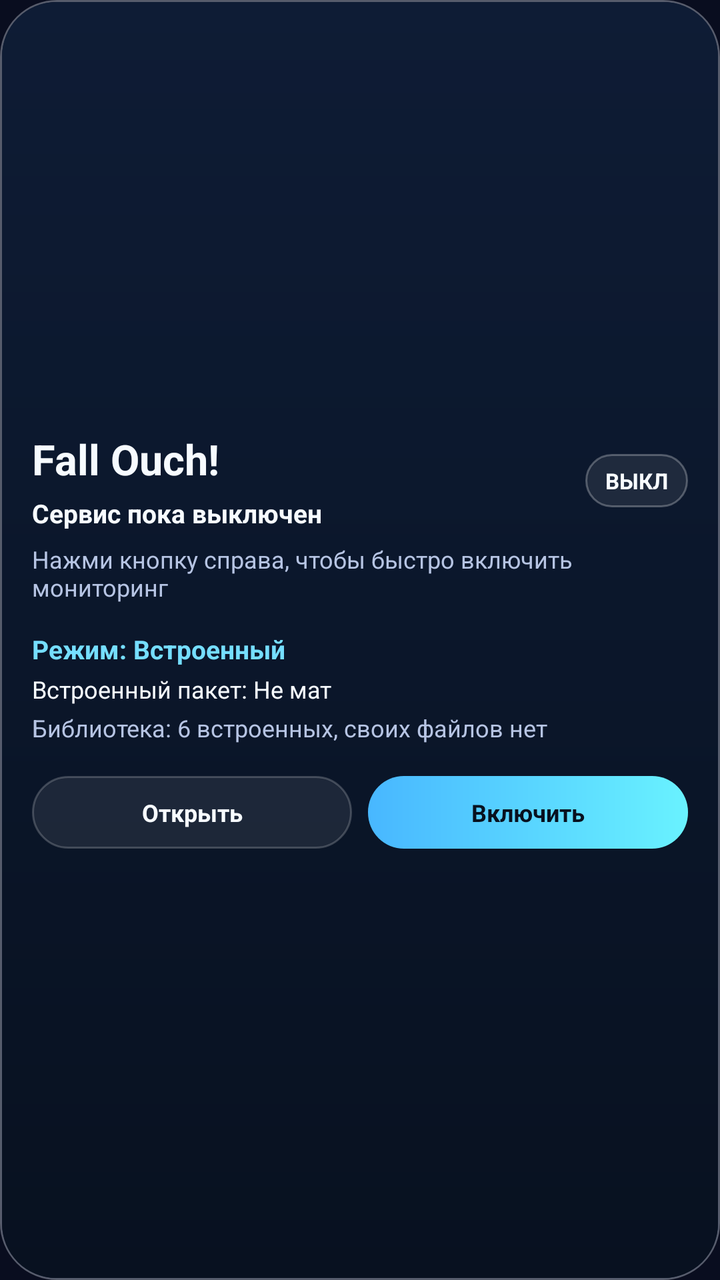
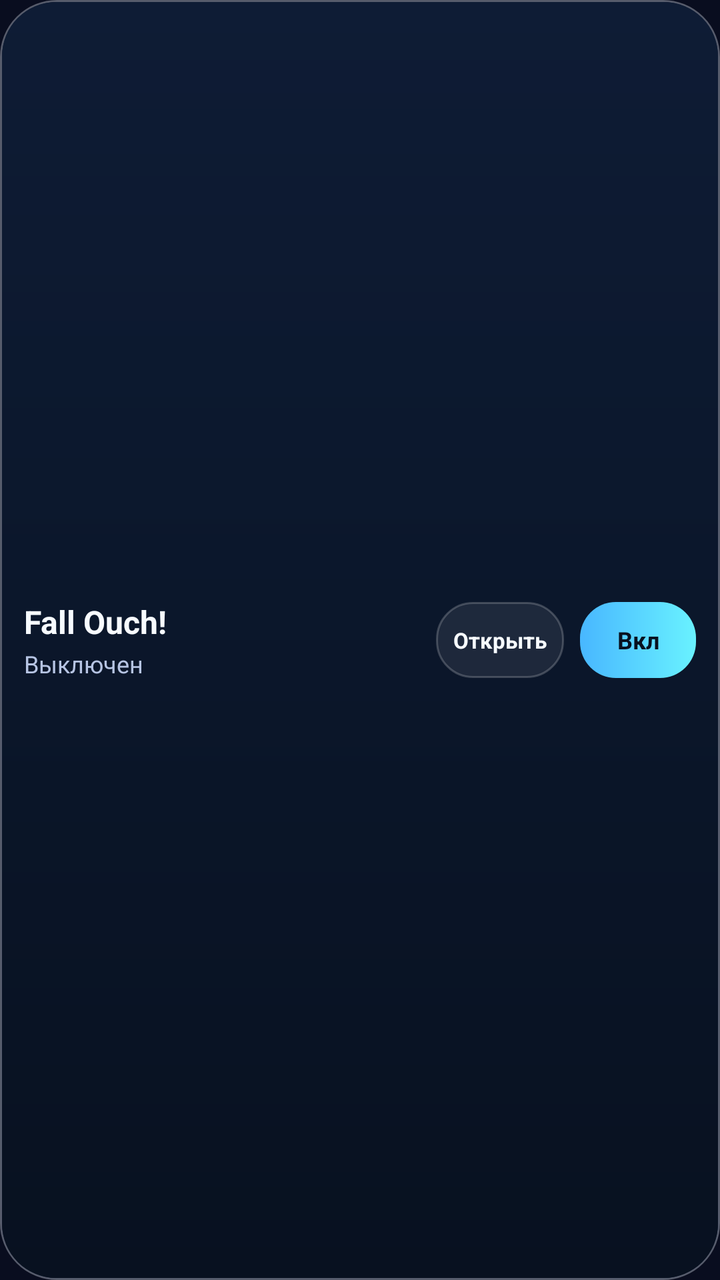

Compare the two renders of this Android layout. The source of the first and the diff that turns it into the second are given below.
<!-- AndroidManifest.xml: application theme Theme.ShakeGroan -->
<!-- res/layout/widget_fall_ouch.xml -->
<?xml version="1.0" encoding="utf-8"?>
<LinearLayout xmlns:android="http://schemas.android.com/apk/res/android"
    android:id="@+id/widget_root"
    android:layout_width="match_parent"
    android:layout_height="match_parent"
    android:background="@drawable/widget_glass_panel"
    android:gravity="center_vertical"
    android:orientation="vertical"
    android:padding="16dp">

    <LinearLayout
        android:layout_width="match_parent"
        android:layout_height="wrap_content"
        android:gravity="center_vertical"
        android:orientation="horizontal">

        <LinearLayout
            android:layout_width="0dp"
            android:layout_height="wrap_content"
            android:layout_weight="1"
            android:orientation="vertical">

            <TextView
                android:id="@+id/widget_title"
                android:layout_width="wrap_content"
                android:layout_height="wrap_content"
                android:text="Fall Ouch!"
                android:textColor="#F7FBFF"
                android:textSize="21sp"
                android:textStyle="bold" />

            <TextView
                android:id="@+id/widget_status_title"
                android:layout_width="wrap_content"
                android:layout_height="wrap_content"
                android:layout_marginTop="4dp"
                android:text="Сервис пока выключен"
                android:textColor="#F7FBFF"
                android:textSize="13sp"
                android:textStyle="bold" />
        </LinearLayout>

        <TextView
            android:id="@+id/widget_status_chip"
            android:layout_width="wrap_content"
            android:layout_height="wrap_content"
            android:background="@drawable/widget_chip_idle"
            android:paddingLeft="10dp"
            android:paddingTop="6dp"
            android:paddingRight="10dp"
            android:paddingBottom="6dp"
            android:text="ВЫКЛ"
            android:textColor="#F7FBFF"
            android:textSize="11sp"
            android:textStyle="bold" />
    </LinearLayout>

    <TextView
        android:id="@+id/widget_status_subtitle"
        android:layout_width="match_parent"
        android:layout_height="wrap_content"
        android:layout_marginTop="6dp"
        android:text="Нажми кнопку справа, чтобы быстро включить мониторинг"
        android:textColor="#B6C4E3"
        android:textSize="12sp" />

    <TextView
        android:id="@+id/widget_mode_title"
        android:layout_width="match_parent"
        android:layout_height="wrap_content"
        android:layout_marginTop="14dp"
        android:text="Режим: Встроенный"
        android:textColor="#75DEFF"
        android:textSize="13sp"
        android:textStyle="bold" />

    <TextView
        android:id="@+id/widget_mode_detail"
        android:layout_width="match_parent"
        android:layout_height="wrap_content"
        android:layout_marginTop="3dp"
        android:text="Встроенный пакет: Не мат"
        android:textColor="#F7FBFF"
        android:textSize="12sp" />

    <TextView
        android:id="@+id/widget_library_detail"
        android:layout_width="match_parent"
        android:layout_height="wrap_content"
        android:layout_marginTop="3dp"
        android:text="Библиотека: 6 встроенных, своих файлов нет"
        android:textColor="#B6C4E3"
        android:textSize="12sp" />

    <LinearLayout
        android:layout_width="match_parent"
        android:layout_height="wrap_content"
        android:layout_marginTop="16dp"
        android:gravity="center_vertical"
        android:orientation="horizontal">

        <TextView
            android:id="@+id/widget_open_button"
            android:layout_width="0dp"
            android:layout_height="wrap_content"
            android:layout_marginEnd="8dp"
            android:layout_weight="1"
            android:background="@drawable/widget_button_secondary"
            android:gravity="center"
            android:paddingLeft="12dp"
            android:paddingTop="10dp"
            android:paddingRight="12dp"
            android:paddingBottom="10dp"
            android:text="Открыть"
            android:textColor="#F7FBFF"
            android:textSize="12sp"
            android:textStyle="bold" />

        <TextView
            android:id="@+id/widget_toggle_button"
            android:layout_width="0dp"
            android:layout_height="wrap_content"
            android:layout_weight="1"
            android:background="@drawable/widget_button_primary"
            android:gravity="center"
            android:paddingLeft="12dp"
            android:paddingTop="10dp"
            android:paddingRight="12dp"
            android:paddingBottom="10dp"
            android:text="Включить"
            android:textColor="#08111F"
            android:textSize="12sp"
            android:textStyle="bold" />
    </LinearLayout>
</LinearLayout>
<!-- resources referenced by this layout -->
<resources>
  <!-- drawable widget_button_primary (drawable) -->
  <?xml version="1.0" encoding="utf-8"?>
  <shape xmlns:android="http://schemas.android.com/apk/res/android"
      android:shape="rectangle">
      <corners android:radius="18dp" />
      <gradient
          android:angle="0"
          android:endColor="#FF69F2FF"
          android:startColor="#FF48B7FF" />
  </shape>
  <!-- drawable widget_button_secondary (drawable) -->
  <?xml version="1.0" encoding="utf-8"?>
  <shape xmlns:android="http://schemas.android.com/apk/res/android"
      android:shape="rectangle">
      <corners android:radius="18dp" />
      <solid android:color="#14FFFFFF" />
      <stroke
          android:width="1dp"
          android:color="#33FFFFFF" />
  </shape>
  <!-- drawable widget_chip_idle (drawable) -->
  <?xml version="1.0" encoding="utf-8"?>
  <shape xmlns:android="http://schemas.android.com/apk/res/android"
      android:shape="rectangle">
      <corners android:radius="18dp" />
      <solid android:color="#14FFFFFF" />
      <stroke
          android:width="1dp"
          android:color="#44FFFFFF" />
  </shape>
  <!-- drawable widget_glass_panel (drawable) -->
  <?xml version="1.0" encoding="utf-8"?>
  <layer-list xmlns:android="http://schemas.android.com/apk/res/android">
      <item>
          <shape android:shape="rectangle">
              <corners android:radius="28dp" />
              <gradient
                  android:angle="315"
                  android:endColor="#2219336A"
                  android:startColor="#CC0A1025" />
              <stroke
                  android:width="1dp"
                  android:color="#55F1F7FF" />
          </shape>
      </item>
      <item
          android:bottom="1dp"
          android:left="1dp"
          android:right="1dp"
          android:top="1dp">
          <shape android:shape="rectangle">
              <corners android:radius="27dp" />
              <gradient
                  android:angle="270"
                  android:endColor="#081120"
                  android:startColor="#0E1C35" />
          </shape>
      </item>
  </layer-list>
  <style name="Theme.ShakeGroan" parent="Theme.MaterialComponents.DayNight.NoActionBar">
          <item name="android:statusBarColor">@android:color/transparent</item>
          <item name="android:navigationBarColor">@android:color/transparent</item>
          <item name="android:windowLightStatusBar">false</item>
          <item name="android:windowBackground">#090D1F</item>
          <item name="android:forceDarkAllowed" tools:targetApi="q">false</item>
      </style>
</resources>

<!-- the commit's change to res/layout/widget_fall_ouch.xml (unified diff, before → after) -->
@@ -5,131 +5,57 @@
     android:layout_height="match_parent"
     android:background="@drawable/widget_glass_panel"
     android:gravity="center_vertical"
-    android:orientation="vertical"
-    android:padding="16dp">
+    android:orientation="horizontal"
+    android:paddingLeft="12dp"
+    android:paddingTop="10dp"
+    android:paddingRight="12dp"
+    android:paddingBottom="10dp">
 
     <LinearLayout
-        android:layout_width="match_parent"
+        android:layout_width="0dp"
         android:layout_height="wrap_content"
-        android:gravity="center_vertical"
-        android:orientation="horizontal">
-
-        <LinearLayout
-            android:layout_width="0dp"
-            android:layout_height="wrap_content"
-            android:layout_weight="1"
-            android:orientation="vertical">
-
-            <TextView
-                android:id="@+id/widget_title"
-                android:layout_width="wrap_content"
-                android:layout_height="wrap_content"
-                android:text="Fall Ouch!"
-                android:textColor="#F7FBFF"
-                android:textSize="21sp"
-                android:textStyle="bold" />
-
-            <TextView
-                android:id="@+id/widget_status_title"
-                android:layout_width="wrap_content"
-                android:layout_height="wrap_content"
-                android:layout_marginTop="4dp"
-                android:text="Сервис пока выключен"
-                android:textColor="#F7FBFF"
-                android:textSize="13sp"
-                android:textStyle="bold" />
-        </LinearLayout>
+        android:layout_weight="1"
+        android:orientation="vertical">
 
         <TextView
-            android:id="@+id/widget_status_chip"
+            android:id="@+id/widget_title"
             android:layout_width="wrap_content"
             android:layout_height="wrap_content"
-            android:background="@drawable/widget_chip_idle"
-            android:paddingLeft="10dp"
-            android:paddingTop="6dp"
-            android:paddingRight="10dp"
-            android:paddingBottom="6dp"
-            android:text="ВЫКЛ"
+            android:text="Fall Ouch!"
             android:textColor="#F7FBFF"
-            android:textSize="11sp"
+            android:textSize="16sp"
             android:textStyle="bold" />
+
+        <TextView
+            android:id="@+id/widget_status_title"
+            android:layout_width="wrap_content"
+            android:layout_height="wrap_content"
+            android:layout_marginTop="2dp"
+            android:text="Выключен"
+            android:textColor="#B6C4E3"
+            android:textSize="12sp" />
     </LinearLayout>
 
     <TextView
-        android:id="@+id/widget_status_subtitle"
-        android:layout_width="match_parent"
-        android:layout_height="wrap_content"
-        android:layout_marginTop="6dp"
-        android:text="Нажми кнопку справа, чтобы быстро включить мониторинг"
-        android:textColor="#B6C4E3"
-        android:textSize="12sp" />
-
-    <TextView
-        android:id="@+id/widget_mode_title"
-        android:layout_width="match_parent"
-        android:layout_height="wrap_content"
-        android:layout_marginTop="14dp"
-        android:text="Режим: Встроенный"
-        android:textColor="#75DEFF"
-        android:textSize="13sp"
+        android:id="@+id/widget_open_button"
+        android:layout_width="64dp"
+        android:layout_height="38dp"
+        android:layout_marginEnd="8dp"
+        android:background="@drawable/widget_button_secondary"
+        android:gravity="center"
+        android:text="Открыть"
+        android:textColor="#F7FBFF"
+        android:textSize="11sp"
         android:textStyle="bold" />
 
     <TextView
-        android:id="@+id/widget_mode_detail"
-        android:layout_width="match_parent"
-        android:layout_height="wrap_content"
-        android:layout_marginTop="3dp"
-        android:text="Встроенный пакет: Не мат"
-        android:textColor="#F7FBFF"
-        android:textSize="12sp" />
-
-    <TextView
-        android:id="@+id/widget_library_detail"
-        android:layout_width="match_parent"
-        android:layout_height="wrap_content"
-        android:layout_marginTop="3dp"
-        android:text="Библиотека: 6 встроенных, своих файлов нет"
-        android:textColor="#B6C4E3"
-        android:textSize="12sp" />
-
-    <LinearLayout
-        android:layout_width="match_parent"
-        android:layout_height="wrap_content"
-        android:layout_marginTop="16dp"
-        android:gravity="center_vertical"
-        android:orientation="horizontal">
-
-        <TextView
-            android:id="@+id/widget_open_button"
-            android:layout_width="0dp"
-            android:layout_height="wrap_content"
-            android:layout_marginEnd="8dp"
-            android:layout_weight="1"
-            android:background="@drawable/widget_button_secondary"
-            android:gravity="center"
-            android:paddingLeft="12dp"
-            android:paddingTop="10dp"
-            android:paddingRight="12dp"
-            android:paddingBottom="10dp"
-            android:text="Открыть"
-            android:textColor="#F7FBFF"
-            android:textSize="12sp"
-            android:textStyle="bold" />
-
-        <TextView
-            android:id="@+id/widget_toggle_button"
-            android:layout_width="0dp"
-            android:layout_height="wrap_content"
-            android:layout_weight="1"
-            android:background="@drawable/widget_button_primary"
-            android:gravity="center"
-            android:paddingLeft="12dp"
-            android:paddingTop="10dp"
-            android:paddingRight="12dp"
-            android:paddingBottom="10dp"
-            android:text="Включить"
-            android:textColor="#08111F"
-            android:textSize="12sp"
-            android:textStyle="bold" />
-    </LinearLayout>
+        android:id="@+id/widget_toggle_button"
+        android:layout_width="58dp"
+        android:layout_height="38dp"
+        android:background="@drawable/widget_button_primary"
+        android:gravity="center"
+        android:text="Вкл"
+        android:textColor="#08111F"
+        android:textSize="12sp"
+        android:textStyle="bold" />
 </LinearLayout>
<!-- resource entries referenced after the edit -->
@@ -19,16 +19,6 @@
       <stroke
           android:width="1dp"
           android:color="#33FFFFFF" />
-  </shape>
-  <!-- drawable widget_chip_idle (drawable) -->
-  <?xml version="1.0" encoding="utf-8"?>
-  <shape xmlns:android="http://schemas.android.com/apk/res/android"
-      android:shape="rectangle">
-      <corners android:radius="18dp" />
-      <solid android:color="#14FFFFFF" />
-      <stroke
-          android:width="1dp"
-          android:color="#44FFFFFF" />
   </shape>
   <!-- drawable widget_glass_panel (drawable) -->
   <?xml version="1.0" encoding="utf-8"?>
